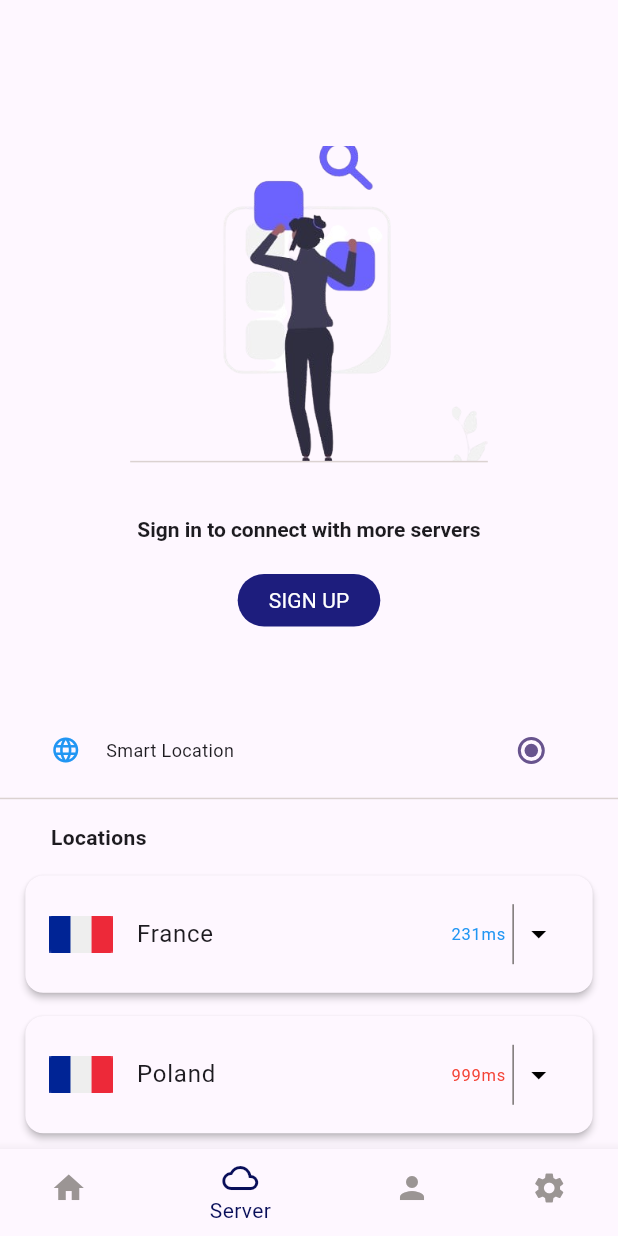
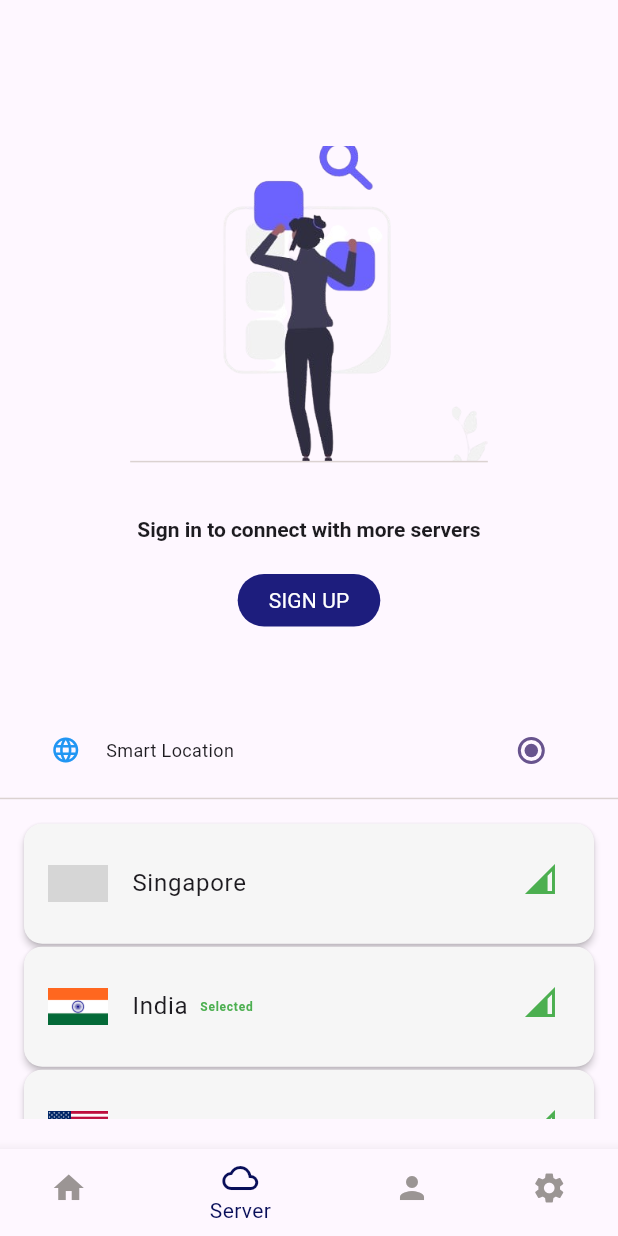
Before and after one commit to cratycodetech/BDIX-VPN-APP, a Flutter app: the GuestServerScreen screen opened by its route, on a phone screen of 412 x 824 dp. Run offline on Flutter 3.47's test engine with Material 3 defaults, Android fonts, the light colour scheme and no system bars; our stand-ins replace connectivity_plus, device_info_plus, flutter_dotenv, flutter_riverpod, flutter_screenutil, flutter_svg and 5 more; missing offline and left inert: dart_ping, flutter_sslcommerz, openvpn_flutter, workmanager; accounts and stored records are empty; project files that could hold a hidden picture were left out; grey boxes are pictures that could not be loaded.

Commit message:
GuestServer logic and UI is updated

```diff
--- a/lib/presentation/server_screen/guest_server_screen.dart
+++ b/lib/presentation/server_screen/guest_server_screen.dart
@@ -1,11 +1,11 @@
 import 'package:flutter/material.dart';
 import 'package:get/get.dart';
 import 'package:flutter_screenutil/flutter_screenutil.dart';
-
 import '../../controllers/openvpn_controller.dart';
-import '../../routes/routes.dart';
+import '../../controllers/ping_controller.dart';
 import '../../service/device_service.dart';
 import '../../widgets/bottomNavigationBar_widget.dart';
+import '../../widgets/country_card_widgets.dart';
 import '../../widgets/disconnect_dialog_box.dart';
 import '../sign_up_screen/sign_up_screen1.dart';
 
@@ -33,6 +33,44 @@ class GuestServerScreenState extends State<GuestServerScreen> {
       _currentIndex = index; // Update the selected index
     });
   }
+
+  final PingController pingController = Get.put(PingController());
+
+
+
+  final List<Map<String, dynamic>> countries = [
+    {
+      'countryName': 'Singapore',
+      'flagAsset': 'assets/images/singapore_flag.png',
+      'speed': 'Loading...', // Default placeholder
+      'color': Colors.black,
+    },
+    {
+      'countryName': 'India',
+      'flagAsset': 'assets/images/india_flag.png',
+      'speed': 'Loading...',
+      'color': Colors.black,
+    },
+    {
+      'countryName': 'USA',
+      'flagAsset': 'assets/images/usa_flag.png',
+      'speed': 'Loading...',
+      'color': Colors.black,
+    },
+    {
+      'countryName': 'Finland',
+      'flagAsset': 'assets/images/finland_flag.png',
+      'speed': 'Loading...',
+      'color': Colors.black,
+    },
+  ];
+
+  @override
+  void initState() {
+    super.initState();
+    pingController.startPing();
+  }
+
 
   @override
   Widget build(BuildContext context) {
@@ -151,83 +189,46 @@ class GuestServerScreenState extends State<GuestServerScreen> {
               ),
             ),
           ),
-          SizedBox(height: 8.h),
-          Card(
-            elevation: 2,
-            margin: EdgeInsets.symmetric(horizontal: 16.w, vertical: 8.h),
-            color: Theme.of(context).cardColor,
-            child: SizedBox(
-              height: 80.h,
-              child: Center(
-                child: ListTile(
-                  leading: Container(
-                    width: 40.w,
-                    height: 25.h,
-                    decoration: const BoxDecoration(
-                      image: DecorationImage(
-                        image: AssetImage('assets/images/french_flag.png'),
-                        fit: BoxFit.cover,
-                      ),
-                    ),
-                  ),
-                  title: const Text('France'),
-                  trailing: const Row(
-                    mainAxisSize: MainAxisSize.min,
-                    children: [
-                      Text('231ms', style: TextStyle(color: Colors.blue)),
-                      Padding(
-                        padding: EdgeInsets.symmetric(vertical: 8.0),
-                        child: VerticalDivider(
-                          width: 10,
-                          thickness: 1,
-                          color: Color(0xFF787473),
-                        ),
-                      ),
-                      Icon(Icons.arrow_drop_down, color: Colors.black),
-                    ],
-                  ),
-                ),
+          //SizedBox(height: 8.h),
+
+          Expanded(
+            child: Transform.translate(
+              offset: const Offset(0, -20), // Moves the ListView 20 pixels up
+              child: ListView.builder(
+                itemCount: countries.length,
+                itemBuilder: (context, index) {
+                  final country = countries[index];
+                  return Obx(() {
+                    String pingSpeed = '';
+
+                    switch (country['countryName']) {
+                      case 'USA':
+                        pingSpeed = pingController.usaPing.value;
+                        break;
+                      case 'India':
+                        pingSpeed = pingController.indiaPing.value;
+                        break;
+                      case 'Finland':
+                        pingSpeed = pingController.finlandPing.value;
+                        break;
+                      case 'Singapore':
+                        pingSpeed = pingController.singaporePing.value;
+                        break;
+                    }
+
+                    return CountrySpeedCard(
+                      countryName: country['countryName']!,
+                      flagAsset: country['flagAsset']!,
+                      speed: pingSpeed,
+                      networkIconColor: country['color']!,
+                      isGuest: true,
+                    );
+                  });
+                },
               ),
             ),
           ),
-          Card(
-            elevation: 2,
-            margin: EdgeInsets.symmetric(horizontal: 16.w, vertical: 8.h),
-            color: Theme.of(context).cardColor,
-            child: SizedBox(
-              height: 80.h,
-              child: Center(
-                child: ListTile(
-                  leading: Container(
-                    width: 40.w,
-                    height: 25.h,
-                    decoration: const BoxDecoration(
-                      image: DecorationImage(
-                        image: AssetImage('assets/images/french_flag.png'),
-                        fit: BoxFit.cover,
-                      ),
-                    ),
-                  ),
-                  title: const Text('Poland'),
-                  trailing: const Row(
-                    mainAxisSize: MainAxisSize.min,
-                    children: [
-                      Text('999ms', style: TextStyle(color: Colors.red)),
-                      Padding(
-                        padding: EdgeInsets.symmetric(vertical: 8.0),
-                        child: VerticalDivider(
-                          width: 10,
-                          thickness: 1,
-                          color: Color(0xFF787473),
-                        ),
-                      ),
-                      Icon(Icons.arrow_drop_down, color: Colors.black),
-                    ],
-                  ),
-                ),
-              ),
-            ),
-          )
+
         ],
       ),
       bottomNavigationBar: BottomNavBar(
--- a/lib/widgets/country_card_widgets.dart
+++ b/lib/widgets/country_card_widgets.dart
@@ -2,12 +2,14 @@ import 'package:flutter/material.dart';
 import 'package:get/get.dart';
 import '../controllers/country_controller.dart';
 import '../controllers/openvpn_controller.dart';
+import '../routes/routes.dart';
 
 class CountrySpeedCard extends StatelessWidget {
   final String countryName;
   final String flagAsset;
-  final String speed; // Dynamic speed value (ping)
+  final String speed;
   final Color networkIconColor;
+  final bool isGuest;
 
   const CountrySpeedCard({
     super.key,
@@ -15,6 +17,7 @@ class CountrySpeedCard extends StatelessWidget {
     required this.flagAsset,
     required this.speed,
     this.networkIconColor = Colors.black,
+    this.isGuest = false,
   });
 
   @override
@@ -52,10 +55,23 @@ class CountrySpeedCard extends StatelessWidget {
         child: SizedBox(
           height: 80,
           child: InkWell(
-            onTap: () {
-              controller.setCountry(countryName);
-              print("Country name $countryName");
-            },
+              onTap: () {
+                if (isGuest) {
+                  Get.defaultDialog(
+                    title: "Signup Required",
+                    middleText: "You need to sign up first to choose a server.",
+                    textConfirm: "Sign Up",
+                    textCancel: "Cancel",
+                    confirmTextColor: Colors.white,
+                    onConfirm: () {
+                      Get.back();
+                      Get.toNamed(AppRoutes.welcome);
+                    },
+                  );
+                } else {
+                  controller.setCountry(countryName);
+                }
+              },
             child: Center(
               child: ListTile(
                 leading: Container(
```
